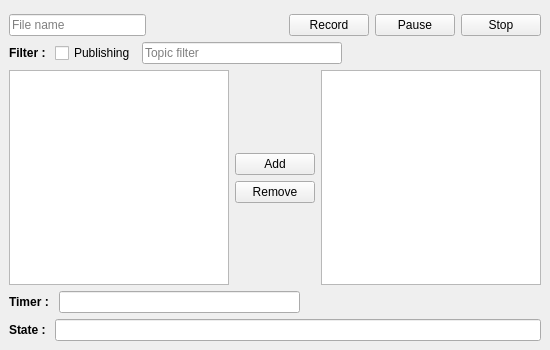
This is rqt_record/resource/mainwindow.ui in sonia-auv/ros2_rqt_sonia_plugins as Qt 5 draws it before an edit. The edited form follows.
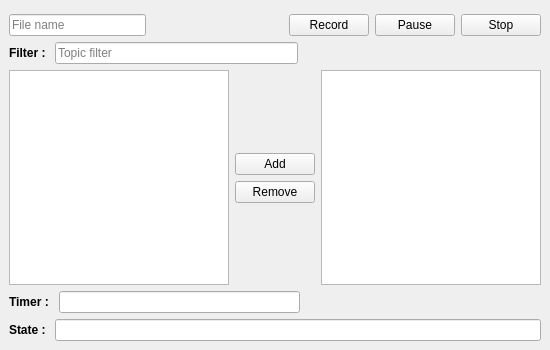
This is the edited form.

```diff
--- a/rqt_record/resource/mainwindow.ui
+++ b/rqt_record/resource/mainwindow.ui
@@ -106,13 +106,6 @@
         </property>
        </widget>
       </item>
-      <item>
-       <widget class="QCheckBox" name="pubTopic">
-        <property name="text">
-         <string>Publishing</string>
-        </property>
-       </widget>
-      </item>
       <item>
        <widget class="QLineEdit" name="topicFilter">
         <property name="placeholderText">
```
